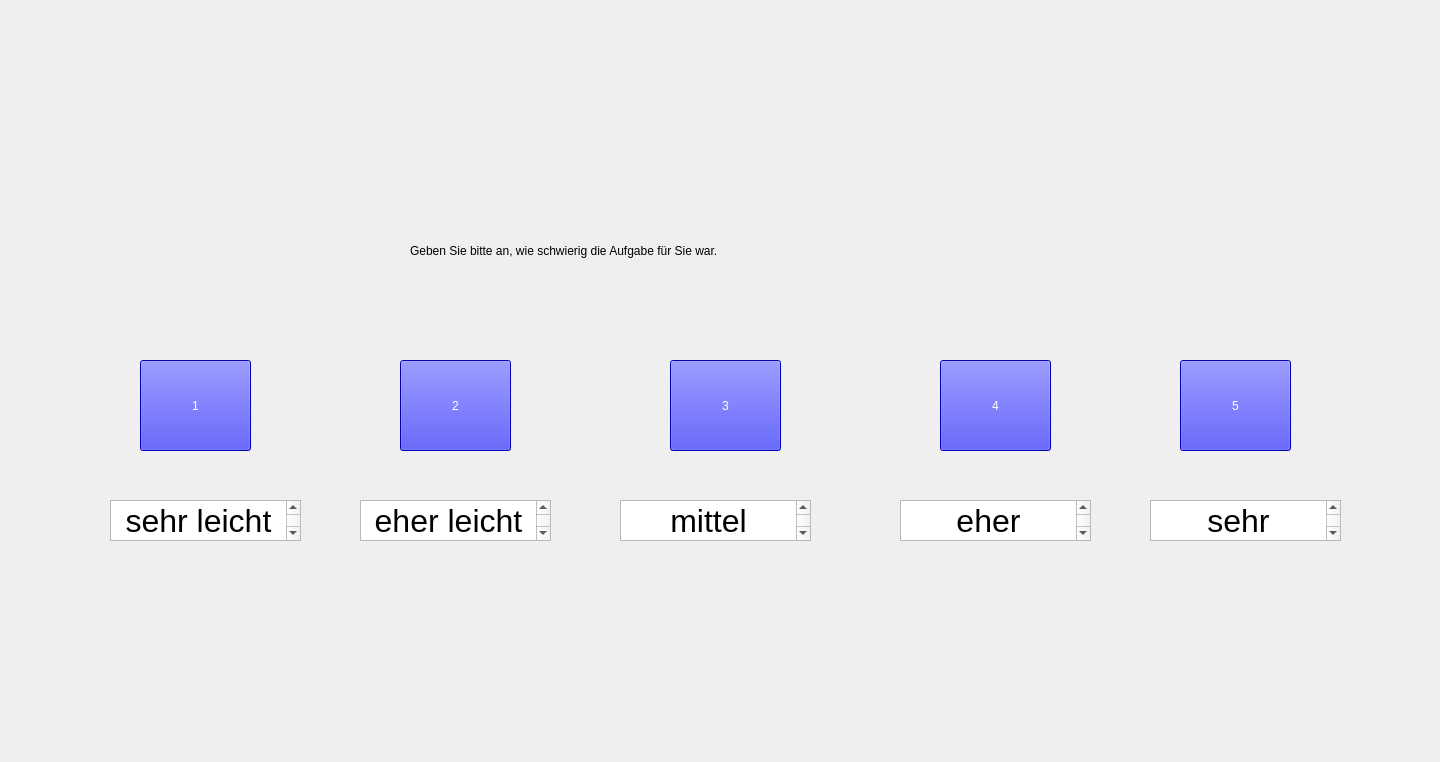
Before: the Qt Designer form forms/diff.ui in IKI-Lab/auscultation_AI_noise_exp, drawn with Qt 5.
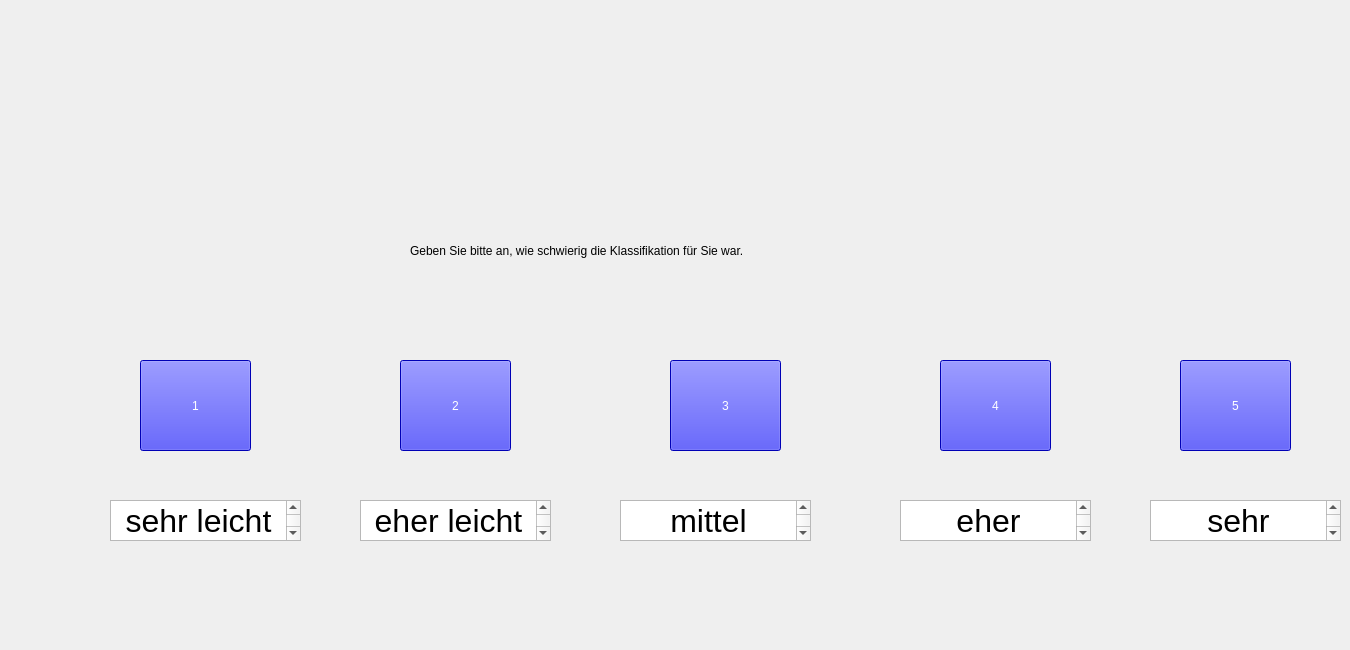
After: the same form once the commit is applied.

```diff
--- a/forms/diff.ui
+++ b/forms/diff.ui
@@ -6,8 +6,8 @@
    <rect>
     <x>0</x>
     <y>0</y>
-    <width>1440</width>
-    <height>762</height>
+    <width>1350</width>
+    <height>650</height>
    </rect>
   </property>
   <property name="windowTitle">
@@ -18,7 +18,7 @@
     <rect>
      <x>410</x>
      <y>200</y>
-     <width>621</width>
+     <width>641</width>
      <height>101</height>
     </rect>
    </property>
@@ -27,7 +27,7 @@
 </string>
    </property>
    <property name="text">
-    <string>Geben Sie bitte an, wie schwierig die Aufgabe für Sie war.</string>
+    <string>Geben Sie bitte an, wie schwierig die Klassifikation für Sie war.</string>
    </property>
   </widget>
   <widget class="QPushButton" name="pushButton">
```
